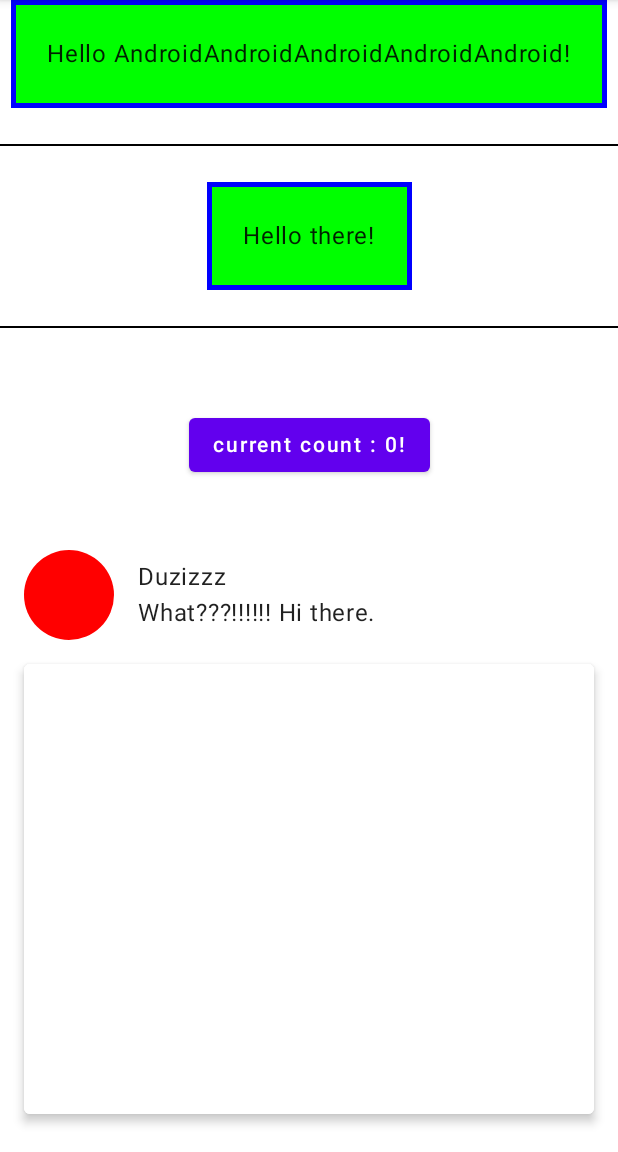
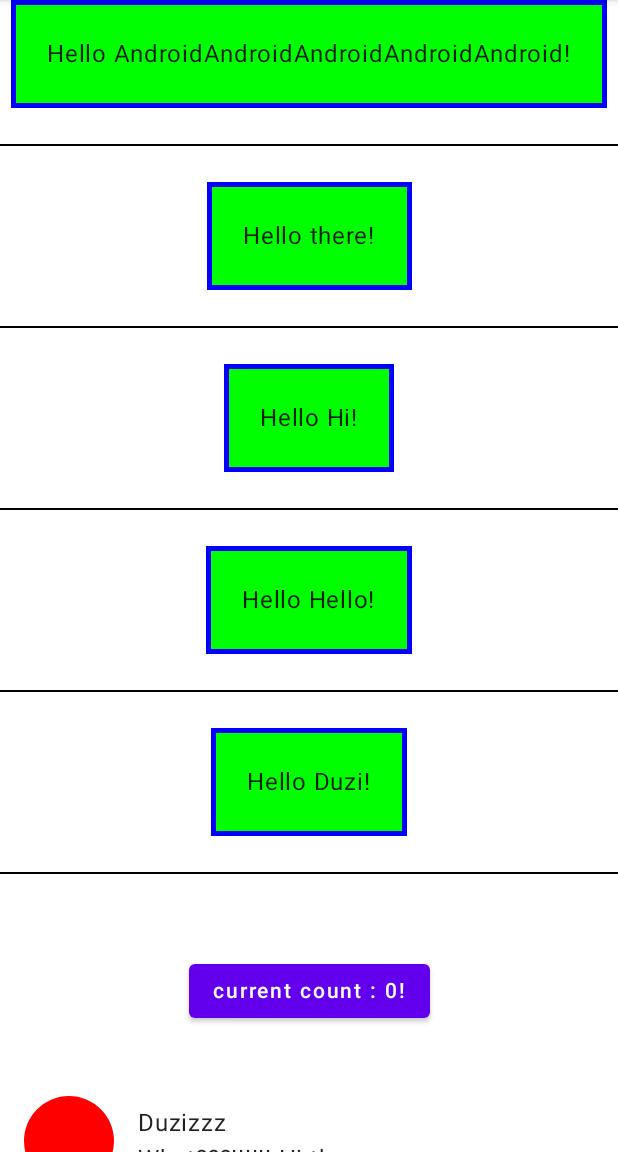
Before and after one commit to teamtuna/EmotionalDiary, an Android app built with Jetpack Compose: the screen it shows after launch (ComposeActivity), on a phone screen of 412 x 824 dp, the part 84-1236 px from its top. Run offline under Robolectric (Android 15) with nearby library versions, the phone set to English and light mode, and no system bars.

Commit message:
리스트뷰 샘플

```diff
--- a/presentation/src/main/java/com/teamtuna/emotionaldiary/compose/ComposeActivity.kt
+++ b/presentation/src/main/java/com/teamtuna/emotionaldiary/compose/ComposeActivity.kt
@@ -13,6 +13,8 @@ import androidx.compose.foundation.layout.fillMaxWidth
 import androidx.compose.foundation.layout.height
 import androidx.compose.foundation.layout.padding
 import androidx.compose.foundation.layout.size
+import androidx.compose.foundation.lazy.LazyColumn
+import androidx.compose.foundation.lazy.itemsIndexed
 import androidx.compose.foundation.shape.CircleShape
 import androidx.compose.material.Button
 import androidx.compose.material.Card
@@ -94,13 +96,13 @@ fun CardView(
 
 @Preview(showBackground = true, name = "Text preview")
 @Composable
-fun MainContent(names: List<String> = listOf("AndroidAndroidAndroidAndroidAndroid", "there")) {
+fun MainContent(names: List<String> = listOf("AndroidAndroidAndroidAndroidAndroid", "there", "Hi", "Hello", "Duzi")) {
     BasicsCodeLabTheme {
         Surface(color = MaterialTheme.colors.background) {
-            Column(
+            LazyColumn(
                 horizontalAlignment = Alignment.CenterHorizontally,
             ) {
-                for (i in names.indices) {
+                itemsIndexed(names) { i, name ->
                     if (i != names.size) {
                         Greeting(names[i])
                         Divider(
@@ -114,8 +116,9 @@ fun MainContent(names: List<String> = listOf("AndroidAndroidAndroidAndroidAndroi
                         Greeting(names[i])
                     }
                 }
+
+                item {
                     Spacer(Modifier.size(30.dp))
-
                     val count = remember { mutableStateOf(0) }
                     Counter(
                         count = count.value,
@@ -123,15 +126,16 @@ fun MainContent(names: List<String> = listOf("AndroidAndroidAndroidAndroidAndroi
                             count.value = newCount
                         }
                     )
+                }
 
+                item {
                     Spacer(
                         Modifier
                             .size(30.dp)
                             .fillMaxWidth()
                     )
 
-                CardView {
-
+                    CardView {}
                 }
             }
         }
```
Lines whose indentation alone changed are shown as unchanged.
